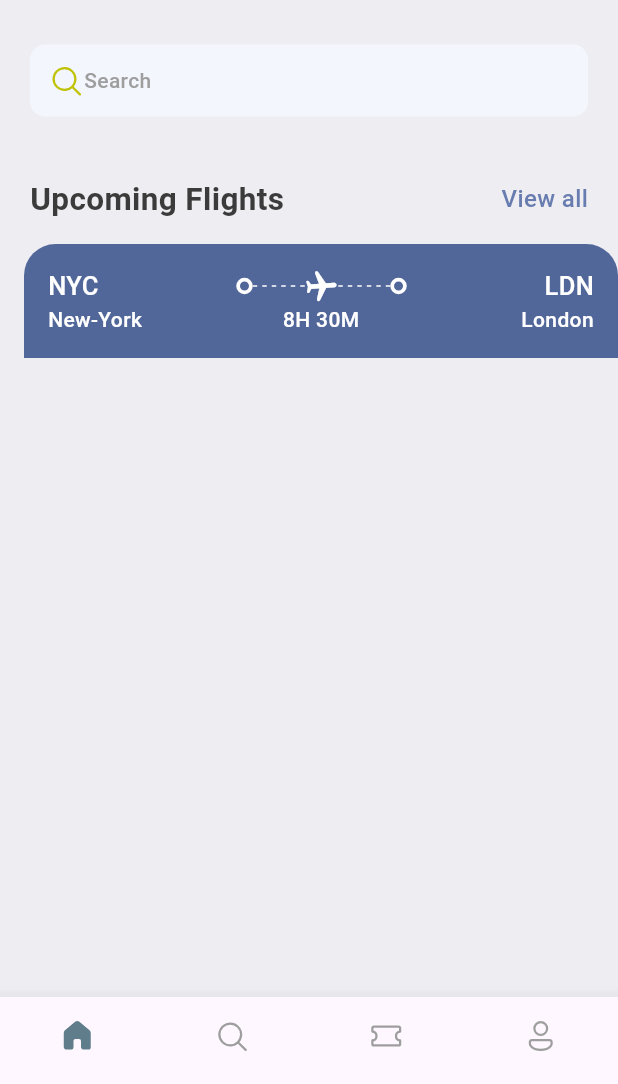
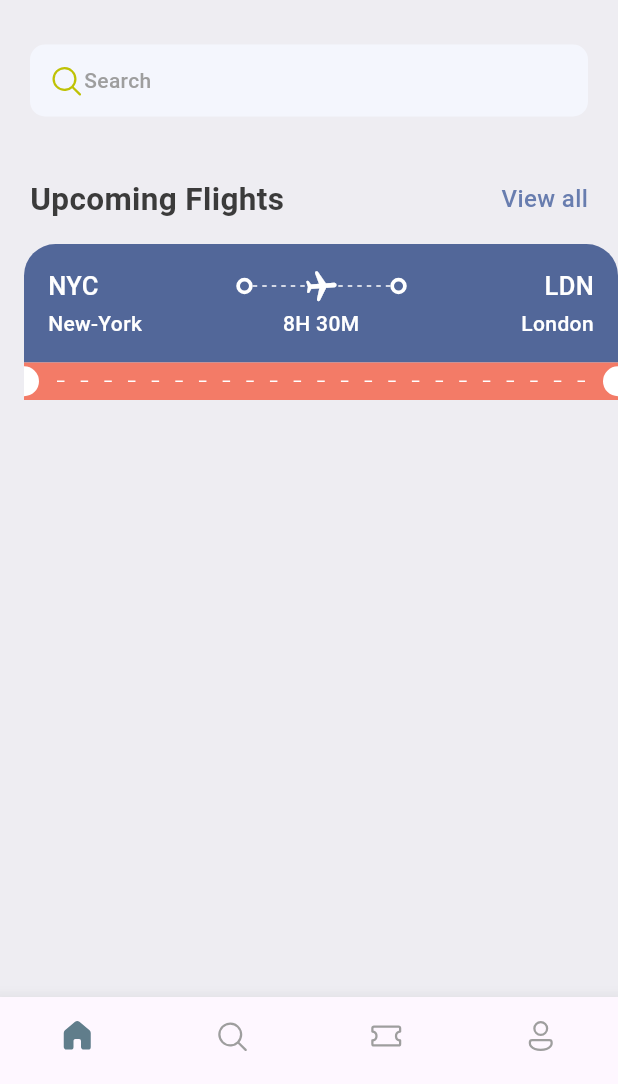
Before and after one commit to ghbishal/booking_app_flutter, a Flutter app: the screen it shows after launch, on a phone screen of 412 x 824 dp, the part 152-1236 px from its top. Run offline on Flutter 3.47's test engine with Material 3 defaults, Android fonts, the phone set to English and light mode, and no system bars; our stand-ins replace fluentui_icons, gap.

Commit message:
feat: ticket middle part

```diff
--- a/lib/screens/ticket_view.dart
+++ b/lib/screens/ticket_view.dart
@@ -2,6 +2,7 @@ import 'package:booking_app_flutter/utils/app_layout.dart';
 import 'package:booking_app_flutter/utils/app_styles.dart';
 import 'package:booking_app_flutter/wigets/thick_container.dart';
 import 'package:flutter/material.dart';
+import 'package:gap/gap.dart';
 
 class TicketView extends StatelessWidget {
   const TicketView({super.key});
@@ -84,6 +85,7 @@ class TicketView extends StatelessWidget {
                       )
                     ],
                   ),
+                  const Gap(3),
                   Row(
                     mainAxisAlignment: MainAxisAlignment.spaceBetween,
                     children: [
@@ -113,7 +115,66 @@ class TicketView extends StatelessWidget {
                   ),
                 ],
               ),
-            )
+            ),
+            Container(
+              color: Styles.orangeColor,
+              child: Row(
+                children: [
+                  const SizedBox(
+                    height: 20,
+                    width: 10,
+                    child: DecoratedBox(
+                      decoration: BoxDecoration(
+                        color: Colors.white,
+                        borderRadius: BorderRadius.only(
+                          topRight: Radius.circular(10),
+                          bottomRight: Radius.circular(10),
+                        ),
+                      ),
+                    ),
+                  ),
+                  Expanded(
+                    child: Padding(
+                      padding: const EdgeInsets.all(12.0),
+                      child: LayoutBuilder(
+                        builder:
+                            (BuildContext context, BoxConstraints constraints) {
+                          return Flex(
+                            mainAxisAlignment: MainAxisAlignment.spaceBetween,
+                            mainAxisSize: MainAxisSize.max,
+                            direction: Axis.horizontal,
+                            children: List.generate(
+                              (constraints.constrainWidth() / 15).floor(),
+                              (index) => const SizedBox(
+                                  width: 5,
+                                  height: 1,
+                                  child: DecoratedBox(
+                                    decoration: BoxDecoration(
+                                      color: Colors.white,
+                                    ),
+                                  )),
+                            ),
+                          );
+                        },
+                      ),
+                    ),
+                  ),
+                  const SizedBox(
+                    height: 20,
+                    width: 10,
+                    child: DecoratedBox(
+                      decoration: BoxDecoration(
+                        color: Colors.white,
+                        borderRadius: BorderRadius.only(
+                          topLeft: Radius.circular(10),
+                          bottomLeft: Radius.circular(10),
+                        ),
+                      ),
+                    ),
+                  )
+                ],
+              ),
+            ),
           ],
         ),
       ),
```
